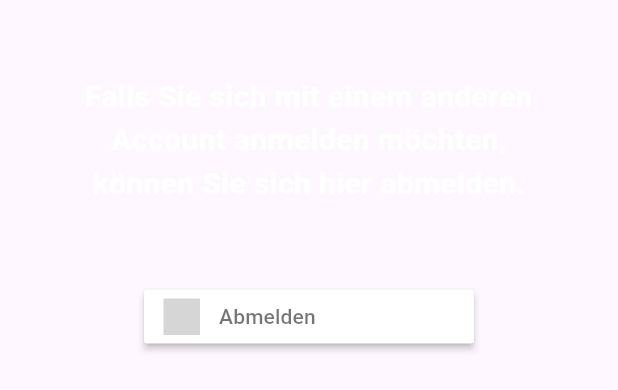
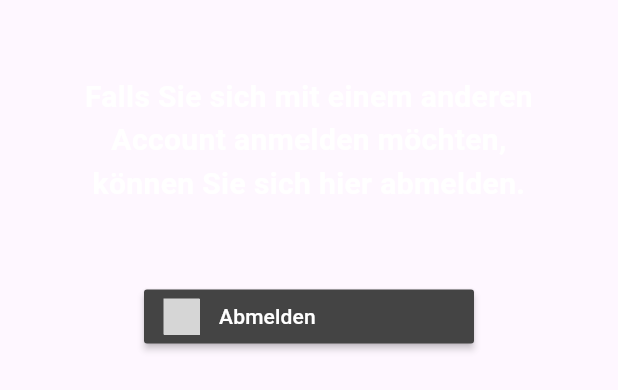
Before and after one commit to Toffuh/puzzlepause, a Flutter app: the Logout widget shown alone on an empty page, opened directly with empty values, after a tap on "Abmelden", on a phone screen of 412 x 824 dp. Shown: the top 390 px of the screen. Run offline on Flutter 3.47's test engine with Material 3 defaults, Android fonts, the phone set to English and light mode, and no system bars; drawn by our look-alikes of sign_in_button; our stand-ins replace firebase_auth, firebase_core, firebase_database, google_sign_in, shared_preferences; missing offline and left inert: github_sign_in; accounts and stored records are empty; network calls fail; grey boxes are pictures that could not be loaded.

```diff
--- a/lib/components/login/login.dart
+++ b/lib/components/login/login.dart
@@ -3,6 +3,7 @@ import 'package:flutter/cupertino.dart';
 import 'package:flutter/material.dart';
 import 'package:github_sign_in/github_sign_in.dart';
 import 'package:google_sign_in/google_sign_in.dart';
+import 'package:puzzelpause/util/loginType.dart';
 import 'package:sign_in_button/sign_in_button.dart';
 import 'package:firebase_database/firebase_database.dart';
 
@@ -78,6 +79,7 @@ class Login extends StatelessWidget {
     UserData.getInstance().email = userCredential.user?.email;
     UserData.getInstance().displayName = userCredential.user?.displayName;
     UserData.getInstance().photoURL = userCredential.user!.photoURL!;
+    UserData.getInstance().loginType = LoginType.google;
 
     //add to firebase db
     await addToFirebaseDB(userCredential);
@@ -105,6 +107,7 @@ class Login extends StatelessWidget {
     UserData.getInstance().email = userCredential.user?.email;
     UserData.getInstance().displayName = userCredential.user?.displayName;
     UserData.getInstance().photoURL = userCredential.user!.photoURL!;
+    UserData.getInstance().loginType = LoginType.github;
 
     //add to firebase db
     await addToFirebaseDB(userCredential);
--- a/lib/components/login/logout.dart
+++ b/lib/components/login/logout.dart
@@ -1,7 +1,7 @@
 import 'package:firebase_auth/firebase_auth.dart';
-import 'package:flutter/cupertino.dart';
 import 'package:flutter/material.dart';
 import 'package:google_sign_in/google_sign_in.dart';
+import 'package:puzzelpause/util/loginType.dart';
 import 'package:sign_in_button/sign_in_button.dart';
 
 import '../../globals/userData.dart';
@@ -35,10 +35,14 @@ class Logout extends StatelessWidget {
           Padding(
             padding: const EdgeInsets.fromLTRB(0, 0, 0, 30),
             child: SignInButton(
-              Buttons.google,
+              UserData.getInstance().loginType == LoginType.google
+                  ? Buttons.google
+                  : Buttons.gitHub,
               text: "Abmelden",
               onPressed: () {
-                signOutWithGoogle();
+                UserData.getInstance().loginType == LoginType.google
+                    ? signOutWithGoogle()
+                    : signOutWithGitHub();
               },
             ),
           ),
@@ -58,4 +62,12 @@ class Logout extends StatelessWidget {
 
     update();
   }
+
+  signOutWithGitHub() async {
+    FirebaseAuth.instance.signOut();
+
+    UserData.getInstance().clear();
+
+    update();
+  }
 }
--- a/lib/globals/userData.dart
+++ b/lib/globals/userData.dart
@@ -1,4 +1,5 @@
 import 'package:firebase_database/firebase_database.dart';
+import 'package:puzzelpause/util/loginType.dart';
 import 'package:shared_preferences/shared_preferences.dart';
 
 class UserData {
@@ -6,6 +7,7 @@ class UserData {
   String? _email;
   String? _displayName;
   String? _photoURL;
+  LoginType? _loginType;
   late int _points;
 
   static UserData? _instance;
@@ -27,6 +29,9 @@ class UserData {
       await sharedPreferences.setInt(key, value);
     } else if (value is String) {
       await sharedPreferences.setString(key, value);
+    } else if (value is LoginType) {
+      print(value.name);
+      await sharedPreferences.setString(key, value.name);
     }
 
     sharedPreferences.reload();
@@ -40,6 +45,7 @@ class UserData {
     _displayName = null;
     _photoURL = null;
     _points = 0;
+    _loginType = null;
 
     sharedPreferences.clear();
   }
@@ -76,6 +82,14 @@ class UserData {
     _updateSharedPreferences("uid", value);
   }
 
+  LoginType? get loginType => _loginType;
+
+  set loginType(LoginType? value) {
+    _loginType = value;
+
+    _updateSharedPreferences("loginType", value);
+  }
+
   int get points => _points;
 
   Future<void> setPoints(int value) async {
--- a/lib/pages/home.dart
+++ b/lib/pages/home.dart
@@ -1,5 +1,6 @@
 import 'package:flutter/material.dart';
 import 'package:puzzelpause/globals/userData.dart';
+import 'package:puzzelpause/util/loginType.dart';
 import 'package:shared_preferences/shared_preferences.dart';
 
 class Home extends StatefulWidget {
@@ -36,6 +37,10 @@ class _HomeState extends State<Home> {
 
     int? points = sharedPreferences.getInt("points");
     UserData.getInstance().setPoints(points ?? 0);
+
+    String? loginType = sharedPreferences.getString("loginType");
+    UserData.getInstance().loginType =
+        loginType == "google" ? LoginType.google : LoginType.github;
 
     setState(() {
       loading = false;
--- /dev/null
+++ b/lib/util/loginType.dart
@@ -0,0 +1,4 @@
+enum LoginType {
+  google,
+  github
+}
```
Also changed, not shown: 1 other file.
